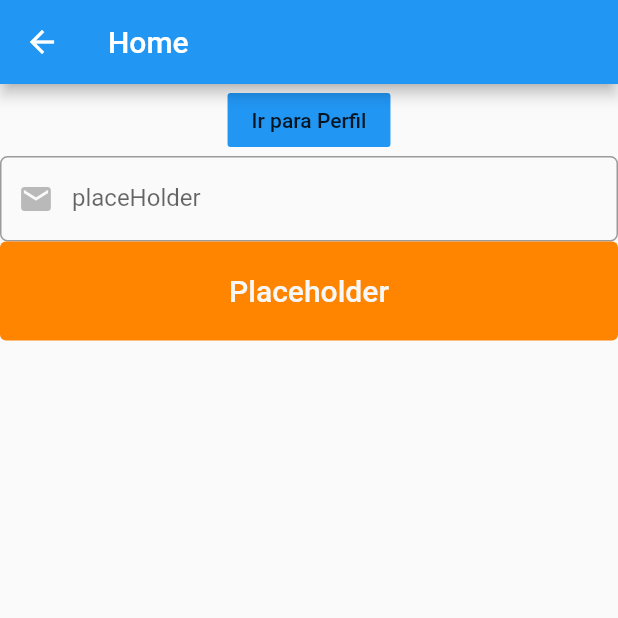
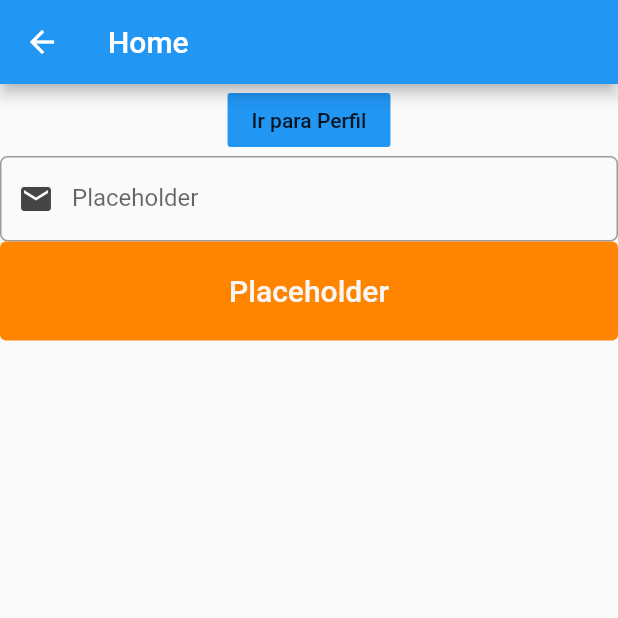
Before and after one commit to Lend-it/Front, a Flutter app: the HomePage screen opened directly, on a phone screen of 412 x 824 dp, the top half of it. Run offline on Flutter 3.47's test engine with Material 2 defaults, Android fonts, the phone set to English and light mode, and no system bars; our stand-ins replace shared_preferences; accounts and stored records are empty.

Commit message:
chore: fga-eps-mds/2020.2-Lend.it#85 Added input props
Co-authored-by: Thais Reboucas <rotinasoftware@gmail.com>

```diff
--- a/lib/view/home/home_page.dart
+++ b/lib/view/home/home_page.dart
@@ -20,7 +20,10 @@ class HomePage extends StatelessWidget {
             child: Text('Ir para Perfil'),
             color: Colors.blue,
           ),
-          Input(),
+          Input(
+            placeholder: 'Placeholder',
+            icon: Icons.mail,
+          ),
           Button(
             title: 'Placeholder',
             onPressed: () {
--- a/lib/widgets/input.dart
+++ b/lib/widgets/input.dart
@@ -2,6 +2,14 @@ import 'package:flutter/material.dart';
 import 'package:front/theme/colors.dart';
 
 class Input extends StatefulWidget {
+  final String placeholder;
+  final IconData icon;
+
+  Input({
+    @required this.placeholder,
+    @required this.icon,
+  });
+
   @override
   _InputState createState() => _InputState();
 }
@@ -29,12 +37,12 @@ class _InputState extends State<Input> {
         decoration: InputDecoration(
           focusedBorder: OutlineInputBorder(
               borderSide: BorderSide(color: primaryLightColor, width: 2.0)),
-          prefixIcon: Icon(Icons.mail,
-              color: focusNode.hasFocus ? primaryLightColor : Colors.black26),
-          hintText: "placeHolder",
+          prefixIcon: Icon(widget.icon,
+              color: focusNode.hasFocus ? primaryLightColor : grayColor),
+          hintText: widget.placeholder,
           border: OutlineInputBorder(
             borderRadius: BorderRadius.circular(5.0),
-            borderSide: BorderSide(color: Colors.black38),
+            borderSide: BorderSide(color: grayColor),
           ),
         ),
         textInputAction: TextInputAction.done,
```
